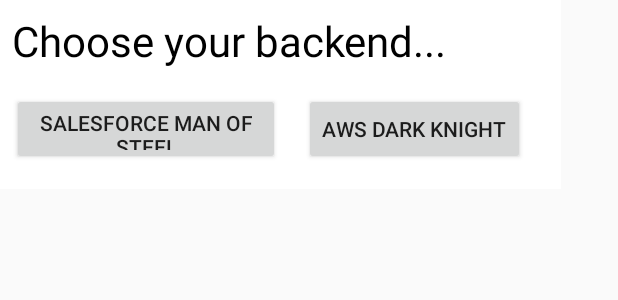
After one commit to emoji-pets/emoji-pets, an Android app: the layout choose_backend_dialog.xml on its own in the app's theme, with its tools: preview values and no code run, on a phone screen of 412 x 824 dp. The commit adds this screen. Shown: the top 300 px of the screen. Run offline under Robolectric (Android 15) with nearby library versions, the phone set to English and light mode, and no system bars; Roboto replaces fonts that are not available here.

Commit message:
This code is currently working on the AWS side, but the SalesForce side won't authenticate and returns a 404 error from the request.

```diff
--- a/app/src/main/java/edu/cnm/deepdive/emojipets/CreateAccountActivity.java
+++ b/app/src/main/java/edu/cnm/deepdive/emojipets/CreateAccountActivity.java
@@ -112,7 +112,7 @@
     Gson gson = new GsonBuilder()
         .create();
     service = new Retrofit.Builder()
-        .baseUrl(getString(R.string.base_url))
+        .baseUrl(getString(R.string.base_url_aws))
         .addConverterFactory(GsonConverterFactory.create(gson))
         .build()
         .create(EmojiPetService.class);
--- a/app/src/main/java/edu/cnm/deepdive/emojipets/FollowingFragment.java
+++ b/app/src/main/java/edu/cnm/deepdive/emojipets/FollowingFragment.java
@@ -154,7 +154,7 @@
     Gson gson = new GsonBuilder()
         .create();
     service = new Retrofit.Builder()
-        .baseUrl(getString(R.string.base_url))
+        .baseUrl(getString(R.string.base_url_aws))
         .addConverterFactory(GsonConverterFactory.create(gson))
         .build()
         .create(EmojiPetService.class);
--- a/app/src/main/java/edu/cnm/deepdive/emojipets/FriendPetFragment.java
+++ b/app/src/main/java/edu/cnm/deepdive/emojipets/FriendPetFragment.java
@@ -127,7 +127,7 @@
     Gson gson = new GsonBuilder()
         .create();
     service = new Retrofit.Builder()
-        .baseUrl(getString(R.string.base_url))
+        .baseUrl(getString(R.string.base_url_aws))
         .addConverterFactory(GsonConverterFactory.create(gson))
         .build()
         .create(EmojiPetService.class);
--- a/app/src/main/java/edu/cnm/deepdive/emojipets/FriendWallFragment.java
+++ b/app/src/main/java/edu/cnm/deepdive/emojipets/FriendWallFragment.java
@@ -90,7 +90,7 @@
     Gson gson = new GsonBuilder()
         .create();
     service = new Retrofit.Builder()
-        .baseUrl(getString(R.string.base_url))
+        .baseUrl(getString(R.string.base_url_aws))
         .addConverterFactory(GsonConverterFactory.create(gson))
         .build()
         .create(EmojiPetService.class);
--- a/app/src/main/java/edu/cnm/deepdive/emojipets/PetFragment.java
+++ b/app/src/main/java/edu/cnm/deepdive/emojipets/PetFragment.java
@@ -281,7 +281,7 @@
     Gson gson = new GsonBuilder()
         .create();
     service = new Retrofit.Builder()
-        .baseUrl(getString(R.string.base_url))
+        .baseUrl(getString(R.string.base_url_aws))
         .addConverterFactory(GsonConverterFactory.create(gson))
         .build()
         .create(EmojiPetService.class);
--- a/app/src/main/java/edu/cnm/deepdive/emojipets/SettingsFragment.java
+++ b/app/src/main/java/edu/cnm/deepdive/emojipets/SettingsFragment.java
@@ -12,7 +12,6 @@
 import android.view.inputmethod.InputMethodManager;
 import android.widget.Button;
 import android.widget.EditText;
-import android.widget.TextView;
 import com.google.gson.Gson;
 import com.google.gson.GsonBuilder;
 import edu.cnm.deepdive.emojipets.pojo.Player;
@@ -107,7 +106,7 @@
     Gson gson = new GsonBuilder()
         .create();
     service = new Retrofit.Builder()
-        .baseUrl(getString(R.string.base_url))
+        .baseUrl(getString(R.string.base_url_aws))
         .addConverterFactory(GsonConverterFactory.create(gson))
         .build()
         .create(EmojiPetService.class);
--- /dev/null
+++ b/app/src/main/res/layout/choose_backend_dialog.xml
@@ -0,0 +1,49 @@
+<?xml version="1.0" encoding="utf-8"?>
+<LinearLayout
+  xmlns:android="http://schemas.android.com/apk/res/android"
+  android:layout_width="wrap_content"
+  android:layout_height="wrap_content"
+  android:background="#FFFFFF"
+  android:orientation="vertical"
+  android:padding="8dp">
+
+  <TextView
+    android:layout_width="match_parent"
+    android:layout_height="wrap_content"
+    android:textSize="28sp"
+    android:textColor="@android:color/black"
+    android:text="Choose your backend..."/>
+
+  <LinearLayout
+    android:layout_width="match_parent"
+    android:layout_height="wrap_content"
+    android:layout_marginTop="16dp"
+    android:layout_marginBottom="8dp"
+    android:orientation="horizontal">
+    <LinearLayout
+      android:layout_width="0dp"
+      android:layout_weight="1"
+      android:layout_height="wrap_content"
+      android:gravity="center">
+      <Button
+        android:id="@+id/dialog_use_salesforce_button"
+        android:layout_width="wrap_content"
+        android:layout_height="wrap_content"
+        android:text="SalesForce Man of Steel"/>
+    </LinearLayout>
+    <LinearLayout
+      android:layout_width="0dp"
+      android:layout_weight="1"
+      android:layout_height="wrap_content"
+      android:gravity="center">
+      <Button
+        android:id="@+id/dialog_use_aws_button"
+        android:layout_width="wrap_content"
+        android:layout_height="wrap_content"
+        android:text="AWS Dark Knight" />
+      <!--android:background="@color/colorAccent"-->
+      <!--android:textColor="@android:color/white"-->
+    </LinearLayout>
+  </LinearLayout>
+
+</LinearLayout>
--- a/app/src/main/res/values/strings.xml
+++ b/app/src/main/res/values/strings.xml
@@ -26,7 +26,9 @@
   <string name="web_client_id">726718017398-nb9cq3ji1rbo4no9js0nt0bdj7i2qr2e.apps.googleusercontent.com</string>
   <string name="request_passphrase">Request Passphrase</string>
   <string name="action_logout">Sign out</string>
-  <string name="base_url">http://emoji-petz.us-east-2.elasticbeanstalk.com/emoji-pets/</string> <!-- Access localhost from emulator. -->
+  <string name="base_url_aws">http://emoji-petz.us-east-2.elasticbeanstalk.com/emoji-pets/</string>
+  <string name="base_url_sf_authenticate">http://Salesforce-env.iwdndfgnwu.us-east-2.elasticbeanstalk.com/rest/authenticate/</string>
+  <string name="base_url_sf_actual">https://na53.salesforce.com/services/apexrest/emoji-pets</string>
   <string name="oauth2_header_format">Bearer %1$s</string>
 
   <string name="pet_name">Pet name: </string>
```
Also changed, not shown: app/src/main/java/edu/cnm/deepdive/emojipets/AuthenticateService.java (added, +18 -0 lines), app/src/main/java/edu/cnm/deepdive/emojipets/EmojiPetApplication.java (+27 -0 lines), app/src/main/java/edu/cnm/deepdive/emojipets/SignInActivity.java (+130 -10 lines), app/src/main/java/edu/cnm/deepdive/emojipets/pojo/SfAuthenticator.java (added, +27 -0 lines), app/src/main/java/edu/cnm/deepdive/emojipets/pojo/SfCredentials.java (added, +23 -0 lines), 1 other file.
